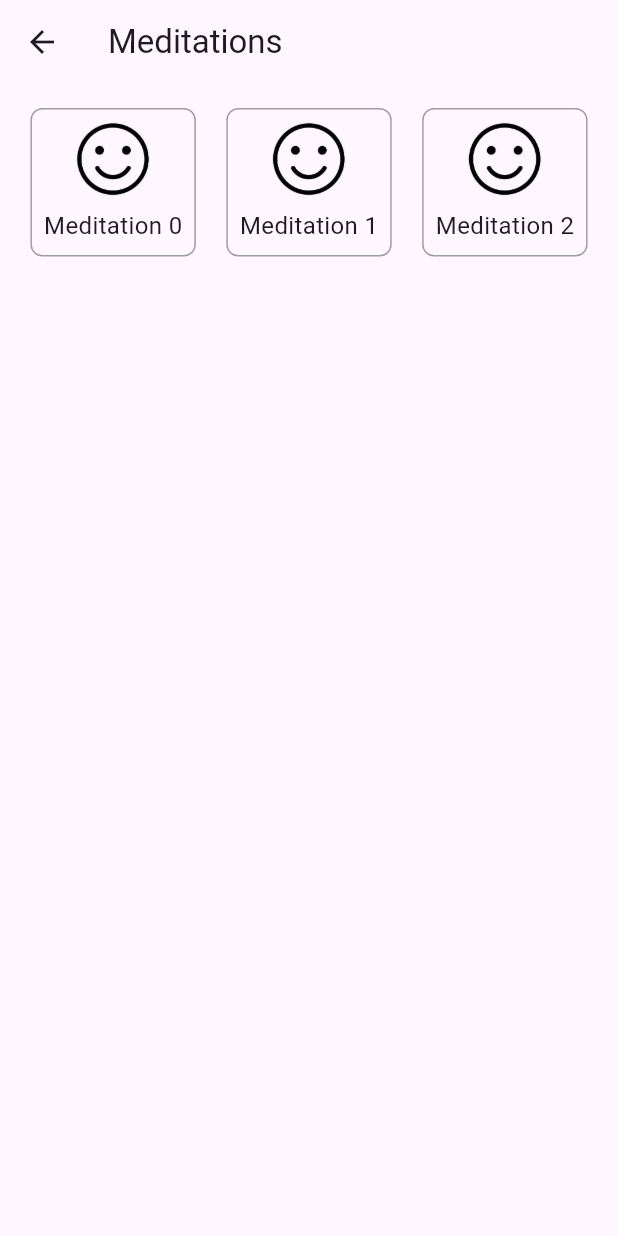
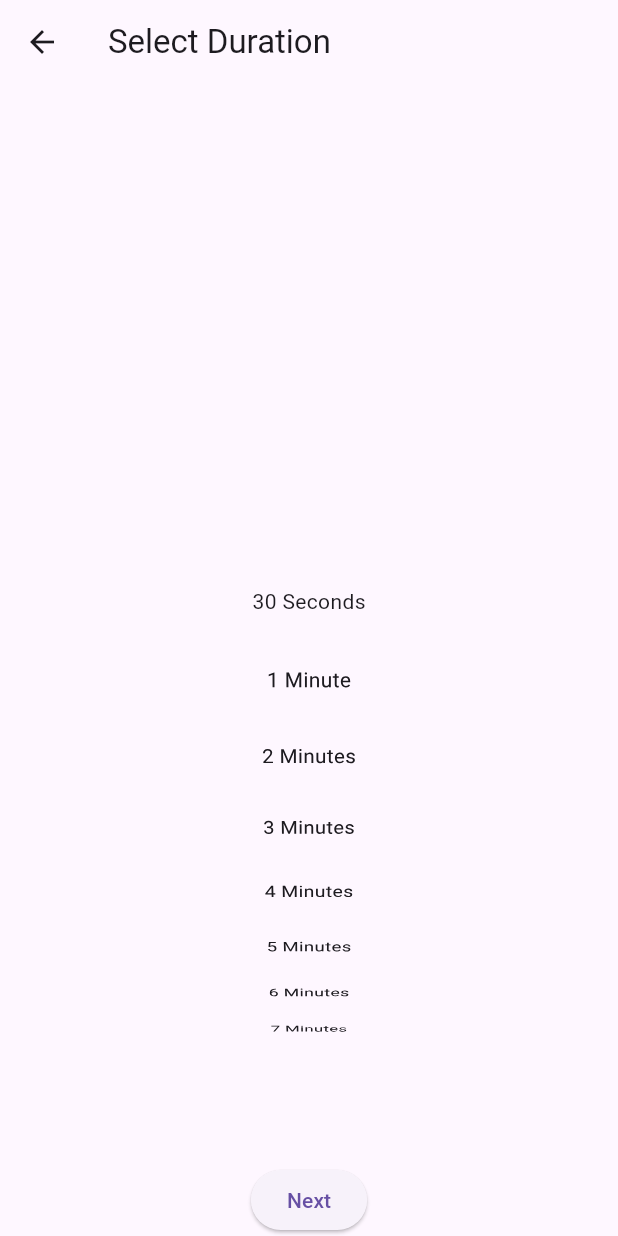
Before and after one commit to virwave/demo, a Flutter app: the MeditationsPage screen opened by its route, after a tap on "Meditation 1", on a phone screen of 412 x 824 dp. Run offline on Flutter 3.47's test engine with Material 3 defaults, Android fonts, the light colour scheme and no system bars; our stand-ins replace video_player; network calls fail.

Commit message:
2 meditatiom

```diff
--- a/lib/main.dart
+++ b/lib/main.dart
@@ -14,6 +14,7 @@ import 'widgets/animal.dart';
 import 'widgets/sleep.dart';
 import 'widgets/eat.dart';
 import 'widgets/meditation1.dart'; // Import Meditation1Page
+import 'widgets/meditation2.dart'; // Import Meditation1Page
 
 void main() => runApp(const MyApp());
 
@@ -36,6 +37,8 @@ class MyApp extends StatelessWidget {
         '/guided_journals': (context) => const GuidedJournalsPage(),
         '/parental_controls': (context) => const ParentalControlsPage(),
         '/educational_content': (context) => const EducationalContentPage(),
+        '/meditation_1': (context) => const Meditation1Page(meditationId: 1),
+        '/meditation_2': (context) => const Meditation2Page(meditationId: 2),
         '/animal': (context) {
           final args = ModalRoute.of(context)!.settings.arguments
               as Map<String, dynamic>;
@@ -54,10 +57,6 @@ class MyApp extends StatelessWidget {
           final animalName = args['animalName'] as String;
           return EatPage(animalName: animalName);
         },
-        '/meditation_1': (context) =>
-            const Meditation1Page(), // Add route for Meditation1Page
-        // Add more routes as needed for other meditations
-        // '/meditation_2': (context) => const Meditation2Page(),
       },
     );
   }
--- /dev/null
+++ b/lib/widgets/duration_selection.dart
@@ -0,0 +1,60 @@
+import 'package:flutter/material.dart';
+
+class DurationSelectionPage extends StatelessWidget {
+  @override
+  Widget build(BuildContext context) {
+    return Scaffold(
+      appBar: AppBar(
+        title: Text('Select Duration'),
+      ),
+      body: Column(
+        children: [
+          Expanded(
+            child: ListWheelScrollView(
+              itemExtent: 50.0,
+              diameterRatio: 2.0,
+              onSelectedItemChanged: (int index) {
+                // Handle selected duration change
+              },
+              children: _buildDurationItems(),
+            ),
+          ),
+          ElevatedButton(
+            onPressed: () {
+              _selectDuration(context);
+            },
+            child: Text('Next'),
+          ),
+        ],
+      ),
+    );
+  }
+
+  void _selectDuration(BuildContext context) {
+    // Replace this logic with selecting the duration and passing it back
+    final selectedDuration = Duration(seconds: 30);
+    Navigator.pop(context, selectedDuration);
+  }
+
+  List<Widget> _buildDurationItems() {
+    return [
+      Text('30 Seconds'),
+      Text('1 Minute'),
+      Text('2 Minutes'),
+      Text('3 Minutes'),
+      Text('4 Minutes'),
+      Text('5 Minutes'),
+      Text('6 Minutes'),
+      Text('7 Minutes'),
+      Text('8 Minutes'),
+    ];
+  }
+
+  String _formatDuration(Duration duration) {
+    if (duration.inMinutes > 0) {
+      return '${duration.inMinutes} Minutes';
+    } else {
+      return '${duration.inSeconds} Seconds';
+    }
+  }
+}
--- a/lib/widgets/meditations.dart
+++ b/lib/widgets/meditations.dart
@@ -1,17 +1,51 @@
 import 'package:flutter/material.dart';
-import 'meditations_data.dart'; // Import the meditations data file
+import 'duration_selection.dart';
+import 'meditations_data.dart';
 
 class MeditationsPage extends StatelessWidget {
   const MeditationsPage({Key? key}) : super(key: key);
 
-  void navigateToMeditation(BuildContext context, int meditationId) {
-    Navigator.pushNamed(context, '/meditation_$meditationId');
+  @override
+  Widget build(BuildContext context) {
+    return Scaffold(
+      appBar: AppBar(
+        title: Text('Meditations'),
+      ),
+      body: ListView(
+        children: MeditationsData.meditations
+            .map((meditation) => buildMeditationItem(context, meditation))
+            .toList(),
+      ),
+    );
+  }
+
+  void _showDurationPopup(BuildContext context, Meditation meditation) async {
+    Duration selectedDuration = Duration(seconds: 30);
+
+    final duration = await Navigator.push<Duration>(
+      context,
+      MaterialPageRoute(builder: (context) => DurationSelectionPage()),
+    );
+
+    if (duration != null) {
+      selectedDuration = duration;
+      _navigateWithDuration(context, meditation, selectedDuration);
+    }
+  }
+
+  void _navigateWithDuration(
+      BuildContext context, Meditation meditation, Duration duration) {
+    print(
+        'Selected Duration: ${duration.inSeconds} seconds for ${meditation.title}');
+    Navigator.pop(context);
+
+    navigateToMeditationPage(context, meditation.id, duration);
   }
 
   Widget buildMeditationItem(BuildContext context, Meditation meditation) {
     return GestureDetector(
       onTap: () {
-        navigateToMeditation(context, meditation.id);
+        _showDurationPopup(context, meditation);
       },
       child: Container(
         margin: const EdgeInsets.all(8.0),
@@ -39,51 +73,10 @@ class MeditationsPage extends StatelessWidget {
     );
   }
 
-  Widget buildMeditationShelf(
-      BuildContext context, List<Meditation> shelfMeditations) {
-    List<Widget> meditationItems = [];
-    for (int i = 0; i < shelfMeditations.length; i++) {
-      Meditation meditation = shelfMeditations[i];
-      meditationItems.add(buildMeditationItem(context, meditation));
-    }
-
-    return Row(
-      mainAxisAlignment: MainAxisAlignment.spaceEvenly,
-      children: meditationItems,
-    );
-  }
-
-  @override
-  Widget build(BuildContext context) {
-    List<Widget> shelves = [];
-    int numberOfShelves = (MeditationsData.meditations.length / 4).ceil();
-
-    for (int i = 0; i < numberOfShelves; i++) {
-      int start = i * 4;
-      int end = (i + 1) * 4;
-      if (end > MeditationsData.meditations.length) {
-        end = MeditationsData.meditations.length;
-      }
-      List<Meditation> shelfMeditations =
-          MeditationsData.meditations.sublist(start, end);
-      shelves.add(buildMeditationShelf(context, shelfMeditations));
-    }
-
-    return Scaffold(
-      appBar: AppBar(
-        title: Text('Meditations'),
-      ),
-      body: ListView(
-        children: [
-          Padding(
-            padding: const EdgeInsets.all(8.0),
-            child: Column(
-              crossAxisAlignment: CrossAxisAlignment.stretch,
-              children: shelves,
-            ),
-          ),
-        ],
-      ),
-    );
+  void navigateToMeditationPage(
+      BuildContext context, int meditationId, Duration duration) {
+    // Replace with your logic to navigate to respective meditation pages based on IDs
+    String routeName = '/meditation_$meditationId';
+    Navigator.pushNamed(context, routeName, arguments: duration);
   }
 }
--- a/lib/widgets/meditations_data.dart
+++ b/lib/widgets/meditations_data.dart
@@ -17,21 +17,21 @@ class Meditation {
 class MeditationsData {
   static List<Meditation> meditations = [
     Meditation(
-      id: 1,
+      id: 0,
       title: 'Meditation 0',
       imageUrl: 'assets/images/icons/smile.png',
       description: 'Description for Emotions...',
       content: 'assets/videos/meditation1.mp4',
     ),
     Meditation(
-      id: 2,
+      id: 1,
       title: 'Meditation 1',
       imageUrl: 'assets/images/icons/smile.png',
       description: 'Description for Meditation 1...',
       content: 'assets/videos/meditation1.mp4',
     ),
     Meditation(
-      id: 3,
+      id: 2,
       title: 'Meditation 2',
       imageUrl: 'assets/images/icons/smile.png',
       description: 'Description for Meditation 2...',
--- a/pubspec.yaml
+++ b/pubspec.yaml
@@ -11,7 +11,6 @@ dependencies:
   flutter:
     sdk: flutter
   video_player: ^2.2.18
-  cupertino_icons: ^1.0.2
   flutter_login: ^4.2.0
   sign_in_button: ^3.2.0
   image: ^4.1.3
```
Also changed, not shown: lib/widgets/meditation1.dart (+22 -7 lines), lib/widgets/meditation2.dart (+56 -29 lines), pubspec.lock.
